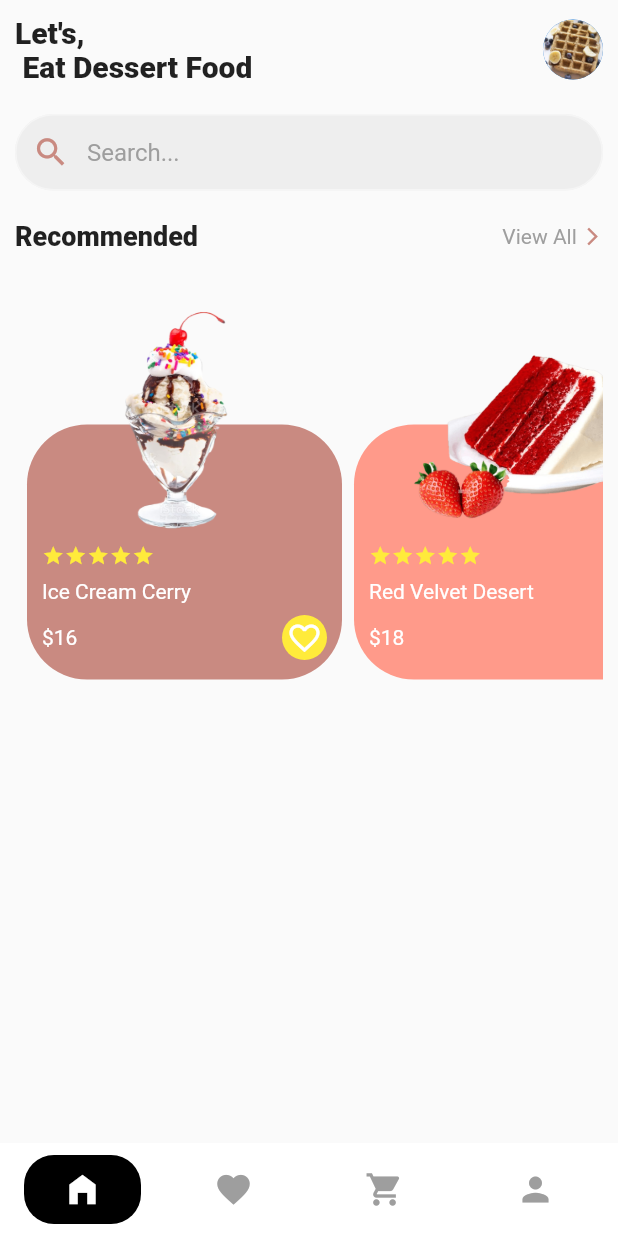
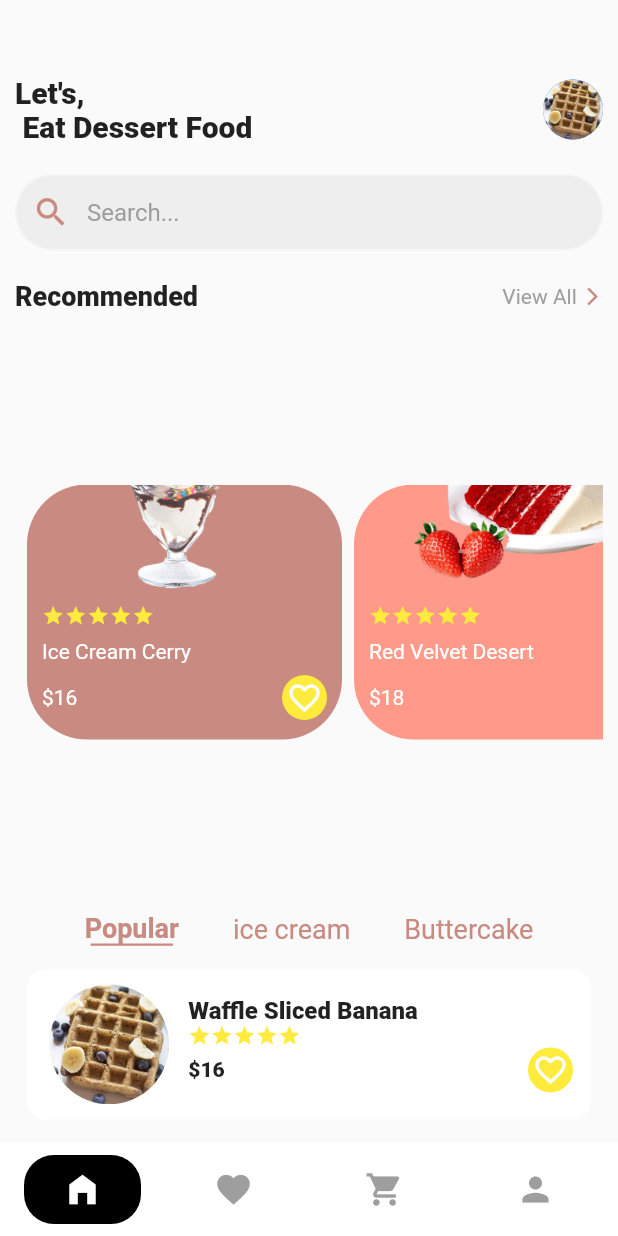
Before and after one commit to Moshood-Kausar/cake_app, a Flutter app: the screen it shows after launch, on a phone screen of 412 x 824 dp. Run offline on Flutter 3.47's test engine with Material 2 defaults, Android fonts, the phone set to English and light mode, and no system bars.

Commit message:
Almost done

```diff
--- a/lib/screens/homepage.dart
+++ b/lib/screens/homepage.dart
@@ -1,4 +1,5 @@
 import 'package:cake_app/models/cakes.dart';
+import 'package:flutter/cupertino.dart';
 import 'package:flutter/material.dart';
 
 class Home extends StatefulWidget {
@@ -9,12 +10,17 @@ class Home extends StatefulWidget {
 }
 
 class _HomeState extends State<Home> {
+  final PageController _controller = PageController();
+  int currentSelect = 0;
+  final List<String> _tabs = [
+    'Popular',
+    'ice cream',
+    'Buttercake',
+  ];
   @override
   Widget build(BuildContext context) {
-    return SafeArea(
-      child: SingleChildScrollView(
-        child: Padding(
-          padding: const EdgeInsets.all(10.0),
+    return Padding(
+      padding: const EdgeInsets.only(left: 10.0, top: 50, right: 10),
       child: Column(
         children: [
           Row(
@@ -26,7 +32,7 @@ class _HomeState extends State<Home> {
               ),
               CircleAvatar(
                 backgroundImage: AssetImage("assets/waffle.jpg"),
-                  )
+              ),
             ],
           ),
           const SizedBox(height: 20),
@@ -59,8 +65,7 @@ class _HomeState extends State<Home> {
             mainAxisAlignment: MainAxisAlignment.spaceBetween,
             children: [
               const Text("Recommended",
-                      style:
-                          TextStyle(fontSize: 18, fontWeight: FontWeight.w900)),
+                  style: TextStyle(fontSize: 18, fontWeight: FontWeight.w900)),
               Row(
                 children: const [
                   Text(
@@ -88,7 +93,6 @@ class _HomeState extends State<Home> {
                     return Stack(
                       alignment: Alignment.center,
                       fit: StackFit.passthrough,
-                          overflow: Overflow.visible,
                       children: [
                         Padding(
                           padding: const EdgeInsets.only(left: 8.0),
@@ -106,12 +110,10 @@ class _HomeState extends State<Home> {
                                 top: 80.0,
                               ),
                               child: Column(
-                                    crossAxisAlignment:
-                                        CrossAxisAlignment.start,
+                                crossAxisAlignment: CrossAxisAlignment.start,
                                 children: [
                                   Padding(
-                                        padding:
-                                            const EdgeInsets.only(bottom: 8.0),
+                                    padding: const EdgeInsets.only(bottom: 8.0),
                                     child: Row(
                                       children: List.generate(
                                         5,
@@ -124,12 +126,11 @@ class _HomeState extends State<Home> {
                                     ),
                                   ),
                                   Padding(
-                                        padding:
-                                            const EdgeInsets.only(bottom: 8.0),
+                                    padding: const EdgeInsets.only(bottom: 8.0),
                                     child: Text(
                                       '${productItems[index].name}',
-                                          style: const TextStyle(
-                                              color: Colors.white),
+                                      style:
+                                          const TextStyle(color: Colors.white),
                                     ),
                                   ),
                                   Row(
@@ -176,10 +177,151 @@ class _HomeState extends State<Home> {
               ),
             ),
           ),
+          SingleChildScrollView(
+            scrollDirection: Axis.horizontal,
+            child: Row(
+              children: List.generate(
+                _tabs.length,
+                (index) => GestureDetector(
+                  onTap: () {
+                    setState(() {
+                      currentSelect = index;
+                      _controller.jumpToPage(index);
+                    });
+                  },
+                  child: Column(
+                    children: [
+                      Container(
+                        padding: const EdgeInsets.symmetric(horizontal: 4),
+                        margin: const EdgeInsets.symmetric(horizontal: 14),
+                        child: Text(
+                          _tabs[index],
+                          textAlign: TextAlign.center,
+                          style: TextStyle(
+                            fontSize: 18,
+                            color: const Color(0xFFC98A81),
+                            fontWeight: currentSelect == index
+                                ? FontWeight.w700
+                                : FontWeight.w400,
+                          ),
+                        ),
+                      ),
+                      currentSelect == index
+                          ? Container(
+                              height: 1.5,
+                              width: 55,
+                              color: const Color(0xFFC98A81))
+                          : const Center(),
                     ],
                   ),
                 ),
               ),
+            ),
+          ),
+          Expanded(
+            flex: 5,
+            child: PageView(
+              controller: _controller,
+              onPageChanged: (index) {
+                setState(() {
+                  currentSelect = index;
+                });
+              },
+              children: [
+                Center(
+                  child: cakecard(
+                    text: 'Waffle Sliced Banana',
+                    price: "\$16",
+                    img: "assets/waffle.jpg",
+                  ),
+                ),
+                Center(
+                  child: cakecard(
+                    text: 'Waffle Sliced Banana',
+                    price: "\$16",
+                    img: "assets/stcake.png",
+                  ),
+                ),
+                Center(
+                  child: cakecard(
+                    text: 'Waffle Sliced Banana',
+                    price: "\$16",
+                    img: "assets/ccake.png",
+                  ),
+                ),
+              ],
+            ),
+          )
+        ],
+      ),
+    );
+  }
+
+  Widget cakecard({
+    String? img,
+    String? price,
+    String? text,
+  }) {
+    return Container(
+      margin: const EdgeInsets.all(8.0),
+      padding: const EdgeInsets.symmetric(vertical: 8, horizontal: 12),
+      height: 100,
+      width: MediaQuery.of(context).size.width,
+      decoration: BoxDecoration(
+        color: Colors.white,
+        borderRadius: BorderRadius.circular(12),
+      ),
+      child: Row(
+        children: [
+          Expanded(
+            flex: 2,
+            child: CircleAvatar(
+              backgroundImage: AssetImage('$img'),
+              backgroundColor: Colors.white,
+              radius: 40,
+            ),
+          ),
+          const SizedBox(width: 10),
+          Expanded(
+            flex: 6,
+            child: Column(
+              crossAxisAlignment: CrossAxisAlignment.start,
+              mainAxisAlignment: MainAxisAlignment.center,
+              children: [
+                Text(
+                  '$text',
+                  style: const TextStyle(
+                      fontWeight: FontWeight.w900, fontSize: 16),
+                ),
+                Row(
+                  children: List.generate(
+                    5,
+                    (index) => const Icon(
+                      Icons.star,
+                      size: 15,
+                      color: Colors.yellow,
+                    ),
+                  ),
+                ),
+                Row(
+                  mainAxisAlignment: MainAxisAlignment.spaceBetween,
+                  children: [
+                    Text("$price",
+                        style: const TextStyle(
+                            fontWeight: FontWeight.w900, fontSize: 14)),
+                    const CircleAvatar(
+                      radius: 15,
+                      backgroundColor: Colors.yellow,
+                      child: Icon(Icons.favorite_border_outlined,
+                          color: Colors.white),
+                    ),
+                  ],
+                ),
+              ],
+            ),
+          ),
+        ],
+      ),
     );
   }
 }
```
Lines whose indentation alone changed are shown as unchanged.
